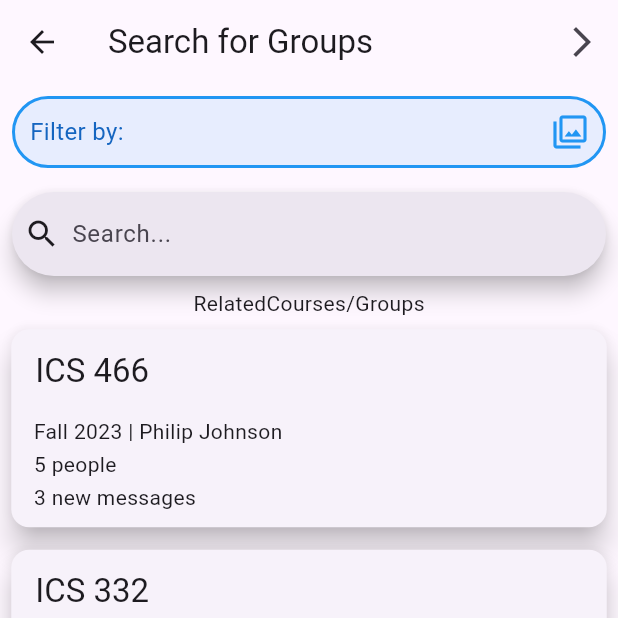
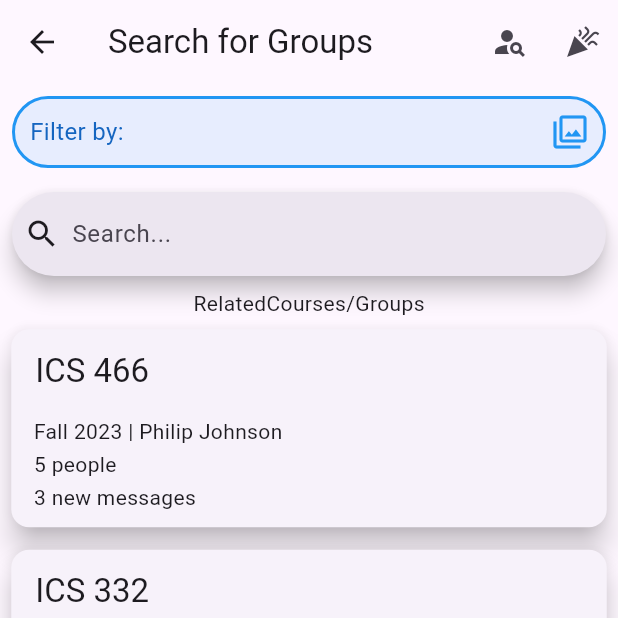
Before and after one commit to ConnectUni/connectuni, a Flutter app: the SearchGroupsScreen screen opened by its route, on a phone screen of 412 x 824 dp, the top half of it. Run offline on Flutter 3.47's test engine with Material 3 defaults, Android fonts, the light colour scheme and no system bars; drawn by our look-alikes of multi_select_flutter.

Commit message:
Search Icons Change

```diff
--- a/lib/screens/search_groups_screen.dart
+++ b/lib/screens/search_groups_screen.dart
@@ -26,11 +26,20 @@ class _SearchGroupsScreenState extends State<SearchGroupsScreen> {
         actions: <Widget>[
           IconButton(
             icon: const Icon(
-              Icons.arrow_forward_ios,
+              Icons.person_search,
+              semanticLabel: 'Search for people',
+            ),
+            onPressed: () {
+              widget.pageController.animateToPage(1, duration: const Duration(milliseconds: 300), curve: Curves.easeInOut);
+            },
+          ),
+          IconButton(
+            icon: const Icon(
+              Icons.celebration,
               semanticLabel: 'Search for events',
             ),
             onPressed: () {
-              widget.pageController.animateToPage(1, duration: const Duration(milliseconds: 300), curve: Curves.easeInOut);
+              widget.pageController.animateToPage(2, duration: const Duration(milliseconds: 300), curve: Curves.easeInOut);
             },
           ),
         ],
--- a/lib/screens/search_people_screen.dart
+++ b/lib/screens/search_people_screen.dart
@@ -26,7 +26,7 @@ class _SearchPeopleScreenState extends State<SearchPeopleScreen> {
         actions: <Widget>[
           IconButton(
             icon: const Icon(
-                Icons.arrow_back_ios,
+                Icons.group,
                 semanticLabel: 'Search for groups',
             ),
             onPressed: () {
@@ -35,7 +35,7 @@ class _SearchPeopleScreenState extends State<SearchPeopleScreen> {
           ),
           IconButton(
             icon: const Icon(
-              Icons.arrow_forward_ios,
+              Icons.celebration,
               semanticLabel: 'Search for events',
             ),
             onPressed: () {
```
Also changed, not shown: lib/screens/search_events_screen.dart (+10 -1 lines), pubspec.lock.
